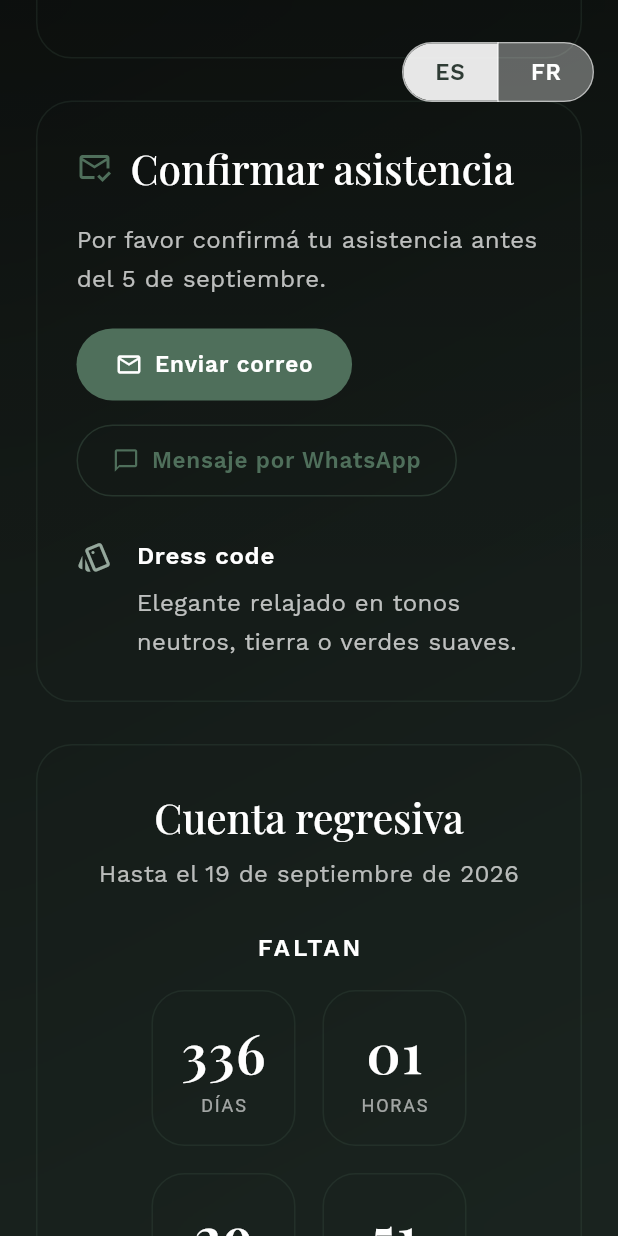
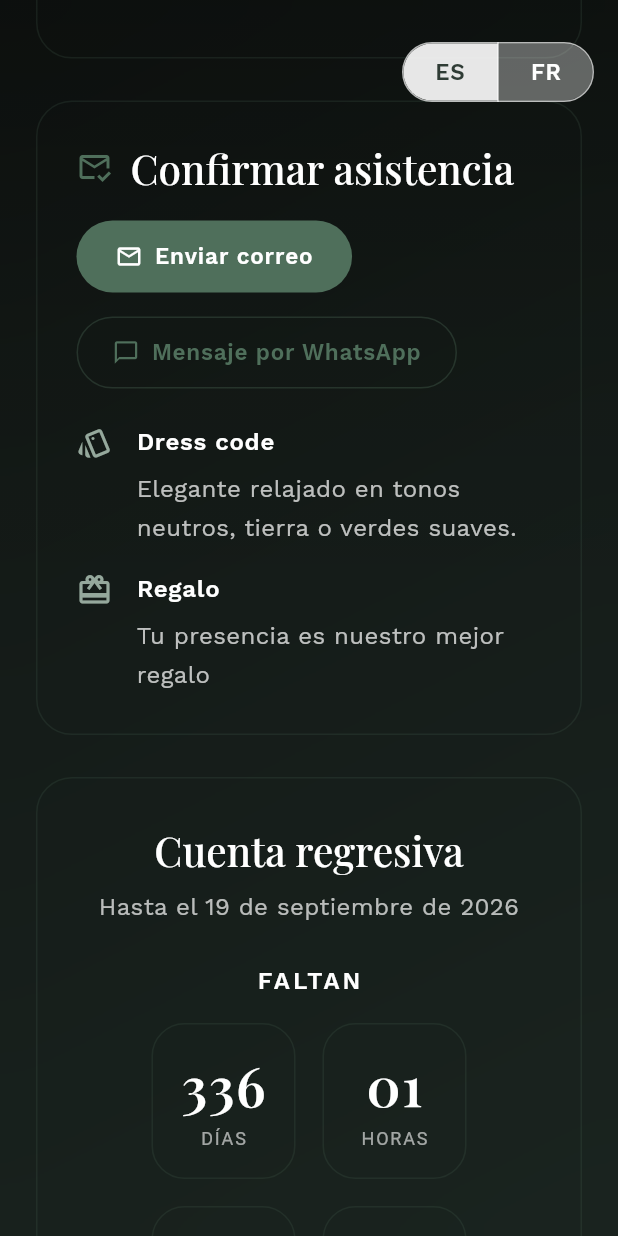
Before and after one commit to GonzaGarcia01914/ana_and_guille_wedding, a Flutter app: the screen it shows after launch, scrolled down 1728 dp, on a phone screen of 412 x 824 dp. Run offline on Flutter 3.47's test engine with Material 3 defaults, Android fonts, the phone set to English and light mode, and no system bars; our stand-ins replace google_fonts; missing offline and left inert: dart:html, dart:ui_web.

Commit message:
version_0.0.2

```diff
--- a/lib/main.dart
+++ b/lib/main.dart
@@ -1,4 +1,5 @@
 import 'dart:async';
+import 'dart:ui';
 
 import 'package:flutter/foundation.dart';
 import 'package:flutter/material.dart';
@@ -7,7 +8,28 @@ import 'package:invitacion_boda_mama/background_video.dart';
 import 'package:url_launcher/url_launcher.dart';
 
 void main() {
-  runApp(const WeddingInvitationApp());
+  WidgetsFlutterBinding.ensureInitialized();
+  FlutterError.onError = (FlutterErrorDetails details) {
+    FlutterError.presentError(details);
+    debugPrint('FlutterError: ${details.exceptionAsString()}');
+    if (details.stack != null) {
+      debugPrint(details.stack.toString());
+    }
+  };
+
+  PlatformDispatcher.instance.onError = (Object error, StackTrace stackTrace) {
+    debugPrint('Unhandled platform error: $error');
+    debugPrint(stackTrace.toString());
+    return true;
+  };
+
+  runZonedGuarded(() => runApp(const WeddingInvitationApp()), (
+    Object error,
+    StackTrace stackTrace,
+  ) {
+    debugPrint('Uncaught zone error: $error');
+    debugPrint(stackTrace.toString());
+  });
 }
 
 class WeddingInvitationApp extends StatelessWidget {
@@ -203,8 +225,7 @@ class WeddingInvitationPage extends StatefulWidget {
         calendarDescription:
             'Celebramos nuestra boda en Le Chat, Monoblet. ¡Te esperamos para brindar juntos!',
         rsvpTitle: 'Confirmar asistencia',
-        rsvpDateLimit:
-            'Por favor confirmá tu asistencia antes del 5 de septiembre.',
+        rsvpDateLimit: '',
         emailButtonLabel: 'Enviar correo',
         whatsappButtonLabel: 'Mensaje por WhatsApp',
         emailSubject: 'Confirmación de asistencia',
@@ -214,8 +235,7 @@ class WeddingInvitationPage extends StatefulWidget {
         dressCode:
             'Elegante relajado en tonos neutros, tierra o verdes suaves.',
         registryLabel: 'Regalo',
-        registryNote:
-            'Tu presencia es nuestro mejor regalo. Si deseas acompañarnos con un detalle, habrá una urna durante la recepción.',
+        registryNote: 'Tu presencia es nuestro mejor regalo',
         footerMessage: 'Gracias por ser parte de este capítulo tan importante.',
         linkErrorMessage:
             'No pudimos abrir el enlace. Podés copiarlo desde la invitación.',
@@ -223,8 +243,8 @@ class WeddingInvitationPage extends StatefulWidget {
       InvitationLocale.fr: LocaleStrings(
         heroTagline: '',
         celebrationDate:
-            'Le samedi 19 septembre à 12h00 en notre chère Monoblet.',
-        countdownTitle: 'Compte à rebours',
+            'Le samedi 19 septembre a 12h00 en notre chere Monoblet.',
+        countdownTitle: 'Compte a rebours',
         countdownSubtitle: "Jusqu'au 19 septembre 2026",
         countdownLeadLabel: 'Plus que',
         countdownTargetLabel: '19 septembre 2026 · Monoblet',
@@ -235,11 +255,11 @@ class WeddingInvitationPage extends StatefulWidget {
         storyLines: [
           "Dix ans, tant d'aventures,",
           'Une histoire ❤️',
-          'Et maintenant… la plus spéciale de toutes....',
+          'Et maintenant... la plus speciale de toutes....',
           "Cette fois, nous voulons que tu en fasses partie....",
         ],
         storyInvite:
-            "Nous t'invitons à partager ce moment si spécial avec nous !",
+            "Nous t'invitons a partager ce moment si special avec nous !",
         locationTitle: 'Localisation',
         venueName: 'Le Chat',
         locationSummary: 'Monoblet, France',
@@ -248,20 +268,19 @@ class WeddingInvitationPage extends StatefulWidget {
         calendarButtonLabel: 'Ajouter au calendrier',
         calendarTitle: 'Mariage',
         calendarDescription:
-            "Nous célébrons notre mariage à Le Chat, Monoblet. Nous t'attendons pour trinquer ensemble !",
-        rsvpTitle: 'Confirmer ta présence',
-        rsvpDateLimit: 'Merci de confirmer ta présence avant le 5 septembre.',
+            "Nous celebrons notre mariage a Le Chat, Monoblet. Nous t'attendons pour trinquer ensemble !",
+        rsvpTitle: 'Confirmer ta presence',
+        rsvpDateLimit: '',
         emailButtonLabel: 'Envoyer un e-mail',
         whatsappButtonLabel: 'Message WhatsApp',
-        emailSubject: 'Confirmation de présence',
+        emailSubject: 'Confirmation de presence',
         whatsappMessage:
-            'Bonjour ! Je souhaite confirmer ma présence au mariage de Ana et Guilhem.',
+            'Bonjour ! Je souhaite confirmer ma presence au mariage de Ana et Guilhem.',
         dressCodeLabel: 'Tenue',
         dressCode:
-            'Élégant décontracté dans des tons neutres, terre ou verts doux.',
+            'Elegant decontracte dans des tons neutres, terre ou verts doux.',
         registryLabel: 'Cadeau',
-        registryNote:
-            'Ta présence est notre plus beau cadeau. Une petite urne sera disponible pendant la réception.',
+        registryNote: 'Ta presence est notre plus beau cadeau',
         footerMessage: 'Merci de faire partie de ce chapitre si important.',
         linkErrorMessage:
             "Nous n'avons pas pu ouvrir le lien. Tu peux le copier depuis l'invitation.",
@@ -498,11 +517,6 @@ class _WeddingInvitationPageState extends State<WeddingInvitationPage> {
                             child: Column(
                               crossAxisAlignment: CrossAxisAlignment.start,
                               children: [
-                                Text(
-                                  strings.rsvpDateLimit,
-                                  style: theme.textTheme.bodyMedium,
-                                ),
-                                const SizedBox(height: 20),
                                 Wrap(
                                   spacing: 16,
                                   runSpacing: 16,
@@ -529,11 +543,17 @@ class _WeddingInvitationPageState extends State<WeddingInvitationPage> {
                                     ),
                                   ],
                                 ),
-                                const SizedBox(height: 28),
+                                const SizedBox(height: 24),
                                 _InfoRow(
                                   icon: Icons.style_outlined,
                                   label: strings.dressCodeLabel,
                                   value: strings.dressCode,
+                                ),
+                                const SizedBox(height: 16),
+                                _InfoRow(
+                                  icon: Icons.card_giftcard_outlined,
+                                  label: strings.registryLabel,
+                                  value: strings.registryNote,
                                 ),
                               ],
                             ),
@@ -599,7 +619,7 @@ class _HeroOverlayState extends State<_HeroOverlay>
   @override
   Widget build(BuildContext context) {
     final bool isWide = MediaQuery.of(context).size.width >= 720;
-    final double iconSize = isWide ? 30 : 26;
+    final double iconSize = isWide ? 26 : 22;
 
     return Column(
       children: [
@@ -631,10 +651,12 @@ class _HeroOverlayState extends State<_HeroOverlay>
                   child: child,
                 );
               },
-              child: Icon(
-                Icons.keyboard_arrow_down_rounded,
-                size: iconSize,
-                color: Colors.white.withValues(alpha: 0.9),
+              child: Text(
+                '👇',
+                style: TextStyle(
+                  fontSize: iconSize,
+                  color: Colors.white.withValues(alpha: 0.92),
+                ),
               ),
             ),
           ),
@@ -911,11 +933,18 @@ class SectionCard extends StatelessWidget {
         crossAxisAlignment: CrossAxisAlignment.start,
         children: [
           Row(
-            mainAxisSize: MainAxisSize.min,
+            mainAxisSize: MainAxisSize.max,
+            crossAxisAlignment: CrossAxisAlignment.center,
             children: [
               Icon(icon, color: theme.colorScheme.primary),
               const SizedBox(width: 12),
-              Text(title, style: theme.textTheme.headlineMedium),
+              Expanded(
+                child: Text(
+                  title,
+                  style: theme.textTheme.headlineMedium,
+                  softWrap: true,
+                ),
+              ),
             ],
           ),
           const SizedBox(height: 18),
```
Also changed, not shown: docs/assets/packages/cupertino_icons/assets/CupertinoIcons.ttf, 8 other files.
